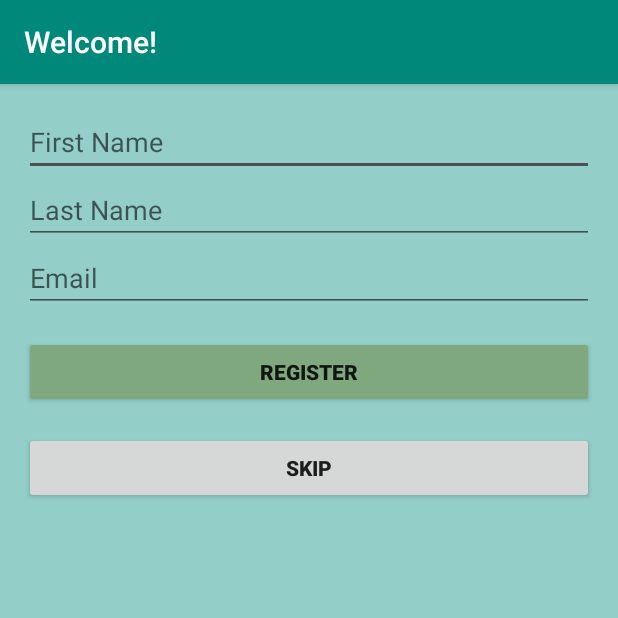
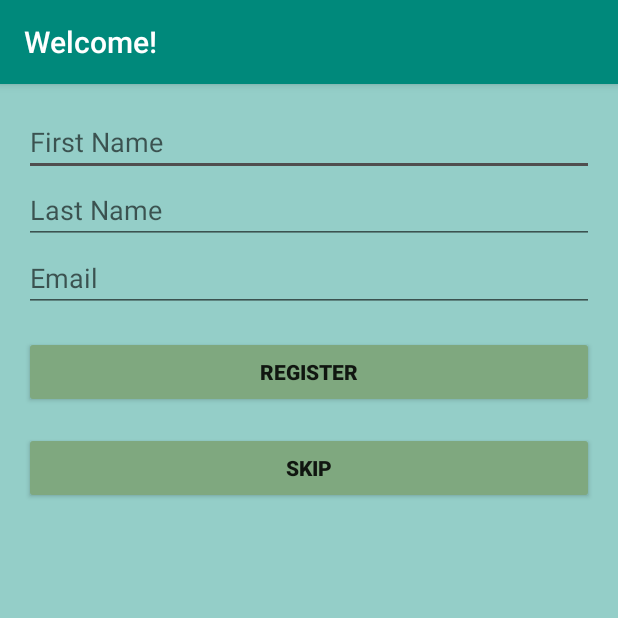
Before and after one commit to sphassan/Team-NULL, an Android app: the screen it shows after launch (RegisterActivity), on a phone screen of 412 x 824 dp, the top half of it. Run offline under Robolectric (Android 15) with nearby library versions, the phone set to English and light mode, and no system bars.

Commit message:
forgot one

```diff
--- a/team-null/app/src/main/res/layout/activity_register.xml
+++ b/team-null/app/src/main/res/layout/activity_register.xml
@@ -87,7 +87,7 @@
                 android:layout_height="wrap_content"
                 android:layout_marginTop="16dp"
                 android:layout_weight="3.19"
-                android:backgroundTint="?android:attr/textColorSearchUrl"
+                android:backgroundTint="#7fa87f"
                 android:text="@string/button_skip"
                 android:textStyle="bold" />
 
```
